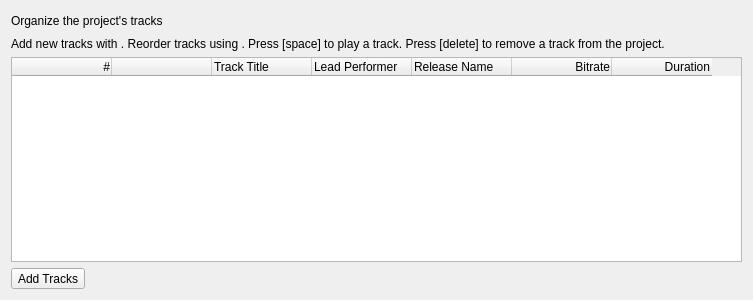
Old version of the form resources/ui/track_list_page.ui in the repository Iconoclasteinc/tgit.
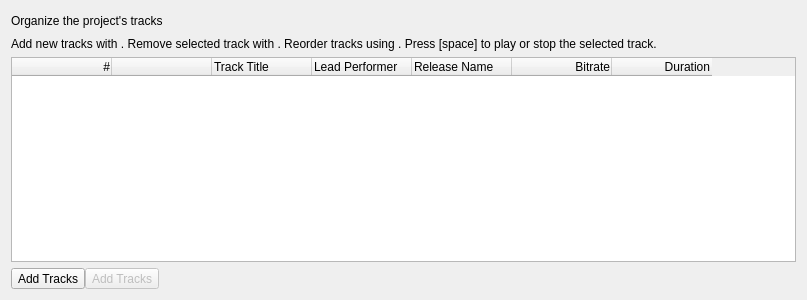
New version of the form. Icons and pictures are not drawn.

Commit message: Add a - button to remove a track from the project on the track list page

```diff
--- a/resources/ui/track_list_page.ui
+++ b/resources/ui/track_list_page.ui
@@ -6,7 +6,7 @@
    <rect>
     <x>0</x>
     <y>0</y>
-    <width>753</width>
+    <width>807</width>
     <height>300</height>
    </rect>
   </property>
@@ -63,7 +63,7 @@
 </string>
      </property>
      <property name="text">
-      <string>&lt;html&gt;&lt;head/&gt;&lt;body&gt;&lt;p&gt;Add new tracks with &lt;img src=&quot;:/tooltips/add&quot;/&gt;. Reorder tracks using &lt;img src=&quot;:/tooltips/reorder&quot;/&gt;. Press [space] to play a track. Press [delete] to remove a track from the project.&lt;/p&gt;&lt;/body&gt;&lt;/html&gt;</string>
+      <string>&lt;html&gt;&lt;head/&gt;&lt;body&gt;&lt;p&gt;Add new tracks with &lt;img src=&quot;:/tooltips/add&quot;/&gt;. Remove selected track with &lt;img src=&quot;:/tooltips/remove&quot;/&gt;. Reorder tracks using &lt;img src=&quot;:/tooltips/reorder&quot;/&gt;. Press [space] to play or stop the selected track.&lt;/p&gt;&lt;/body&gt;&lt;/html&gt;</string>
      </property>
     </widget>
    </item>
@@ -165,7 +165,10 @@
     </widget>
    </item>
    <item>
-    <layout class="QHBoxLayout" name="horizontalLayout_3">
+    <layout class="QHBoxLayout" name="horizontalLayout_2">
+     <property name="spacing">
+      <number>0</number>
+     </property>
      <item>
       <widget class="QToolButton" name="_add_tracks_button">
        <property name="text">
@@ -177,6 +180,27 @@
        </property>
       </widget>
      </item>
+     <item>
+      <widget class="QToolButton" name="_remove_track_button">
+       <property name="enabled">
+        <bool>false</bool>
+       </property>
+       <property name="styleSheet">
+        <string notr="true">QToolButton[style=QMacStyle] {
+    margin: 0;
+    min-height: 20px;
+    min-width: 20px;
+}</string>
+       </property>
+       <property name="text">
+        <string>Add Tracks</string>
+       </property>
+       <property name="icon">
+        <iconset>
+         <normaloff>:/icons/remove</normaloff>:/icons/remove</iconset>
+       </property>
+      </widget>
+     </item>
      <item>
       <spacer name="horizontalSpacer_2">
        <property name="orientation">
```
Left out of the diff: 42 changed lines with no effect on the pictures. The commit also changes 8 other files.
